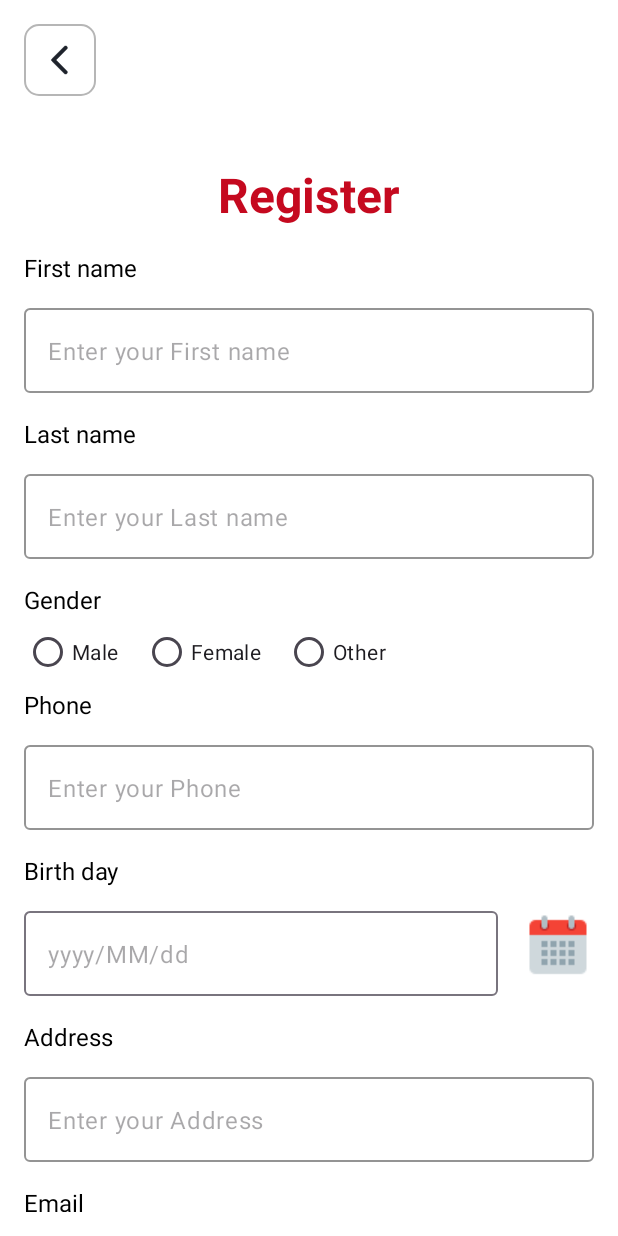
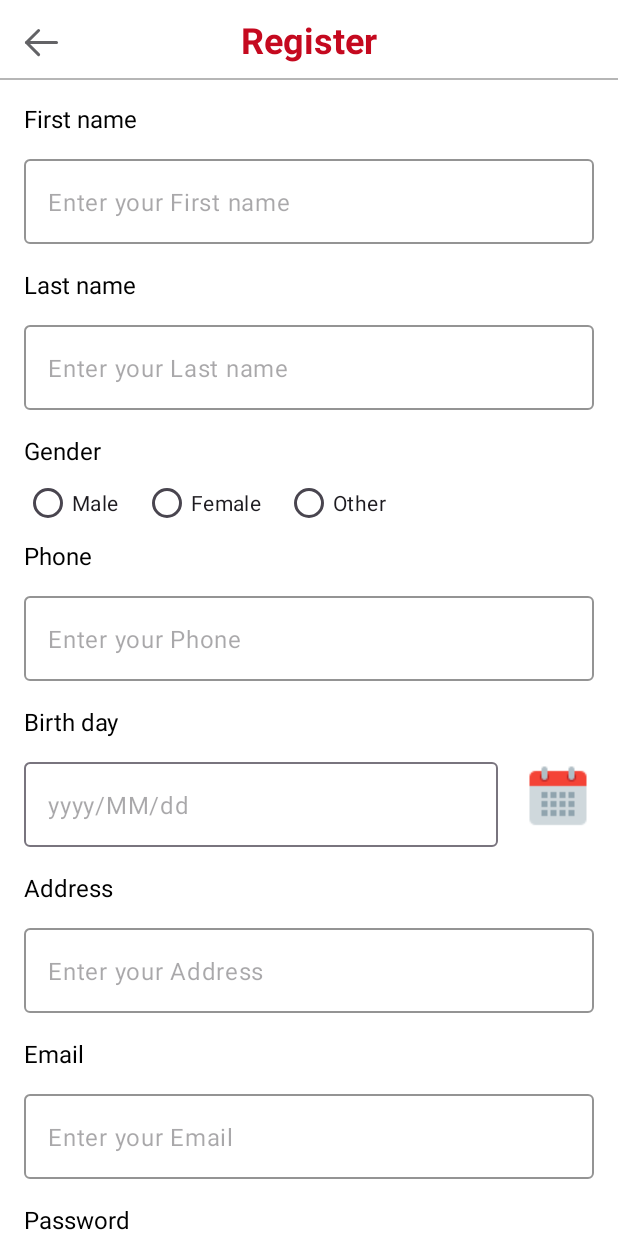
Before and after one commit to longtn2/conjob_android, an Android app: the RegisterFragment screen opened through its navigation route, on a phone screen of 412 x 824 dp. Run offline under Robolectric (Android 15) with nearby library versions, the phone set to English and light mode, and no system bars; 5 statements that could not run were skipped.

Commit message:
CJM-206_Fix_UI

```diff
--- /dev/null
+++ b/app/src/main/res/drawable/ic_left_arrow.xml
@@ -0,0 +1,20 @@
+<vector xmlns:android="http://schemas.android.com/apk/res/android"
+    android:width="@dimen/ic_arrow_back"
+    android:height="@dimen/ic_arrow_back"
+    android:viewportWidth="24"
+    android:viewportHeight="24">
+  <path
+      android:pathData="M4.25,12.274L19.25,12.274"
+      android:strokeLineJoin="round"
+      android:strokeWidth="1.5"
+      android:fillColor="#00000000"
+      android:strokeColor="#636366"
+      android:strokeLineCap="round"/>
+  <path
+      android:pathData="M10.3,18.299L4.25,12.274L10.3,6.25"
+      android:strokeLineJoin="round"
+      android:strokeWidth="1.5"
+      android:fillColor="#00000000"
+      android:strokeColor="#636366"
+      android:strokeLineCap="round"/>
+</vector>
--- a/app/src/main/res/layout/fragment_forgot_password.xml
+++ b/app/src/main/res/layout/fragment_forgot_password.xml
@@ -8,11 +8,11 @@
         android:id="@+id/imgBtnBackArrow"
         android:layout_width="@dimen/button_48dp"
         android:layout_height="@dimen/button_48dp"
-        android:layout_margin="@dimen/margin_16dp"
-        android:background="@drawable/custom_button_border"
+        android:layout_margin="@dimen/margin_4dp"
+        android:background="@null"
         android:contentDescription="@string/description_back_arrow_icon"
         android:padding="@dimen/icon_padding_10dp"
-        android:src="@drawable/ic_back_arrow"
+        android:src="@drawable/ic_left_arrow"
         app:layout_constraintStart_toStartOf="parent"
         app:layout_constraintTop_toTopOf="parent" />
 
@@ -21,7 +21,7 @@
         android:layout_width="wrap_content"
         android:layout_height="wrap_content"
         android:layout_gravity="center"
-        android:layout_marginTop="@dimen/margin_44dp"
+        android:layout_marginTop="@dimen/margin_32dp"
         android:text="@string/forgot_password"
         android:textColor="@color/red700"
         android:textSize="@dimen/fontSize_large"
--- a/app/src/main/res/layout/fragment_login.xml
+++ b/app/src/main/res/layout/fragment_login.xml
@@ -8,11 +8,11 @@
         android:id="@+id/imgBtnBackArrow"
         android:layout_width="@dimen/button_48dp"
         android:layout_height="@dimen/button_48dp"
-        android:layout_margin="@dimen/margin_16dp"
-        android:background="@drawable/custom_button_border"
+        android:layout_margin="@dimen/margin_4dp"
+        android:background="@null"
         android:contentDescription="@string/description_back_arrow_icon"
         android:padding="@dimen/icon_padding_10dp"
-        android:src="@drawable/ic_back_arrow"
+        android:src="@drawable/ic_left_arrow"
         app:layout_constraintStart_toStartOf="parent"
         app:layout_constraintTop_toTopOf="parent" />
 
@@ -21,7 +21,7 @@
         android:layout_width="wrap_content"
         android:layout_height="wrap_content"
         android:layout_gravity="center"
-        android:layout_marginTop="@dimen/margin_44dp"
+        android:layout_marginTop="@dimen/margin_32dp"
         android:text="@string/title_login"
         android:textColor="@color/red700"
         android:textSize="@dimen/fontSize_large"
--- a/app/src/main/res/layout/fragment_register.xml
+++ b/app/src/main/res/layout/fragment_register.xml
@@ -1,24 +1,19 @@
 <?xml version="1.0" encoding="utf-8"?>
-<androidx.core.widget.NestedScrollView xmlns:android="http://schemas.android.com/apk/res/android"
+<androidx.constraintlayout.widget.ConstraintLayout xmlns:android="http://schemas.android.com/apk/res/android"
     xmlns:app="http://schemas.android.com/apk/res-auto"
     xmlns:tools="http://schemas.android.com/tools"
     android:layout_width="match_parent"
     android:layout_height="match_parent"
-    android:padding="@dimen/padding_16dp"
     tools:context=".ui.auth.register.fragment.RegisterFragment">
-
-    <androidx.constraintlayout.widget.ConstraintLayout
-        android:layout_width="match_parent"
-        android:layout_height="match_parent">
 
     <ImageButton
         android:id="@+id/imgBtnBackArrow"
         android:layout_width="@dimen/button_48dp"
         android:layout_height="@dimen/button_48dp"
-            android:background="@drawable/custom_button_border"
+        android:layout_margin="@dimen/margin_4dp"
+        android:background="@null"
         android:contentDescription="@string/description_back_arrow_icon"
-            android:padding="@dimen/icon_padding_10dp"
-            android:src="@drawable/ic_back_arrow"
+        android:src="@drawable/ic_left_arrow"
         app:layout_constraintStart_toStartOf="parent"
         app:layout_constraintTop_toTopOf="parent" />
 
@@ -26,14 +21,34 @@
         android:id="@+id/tvTitle"
         android:layout_width="wrap_content"
         android:layout_height="wrap_content"
-            android:layout_marginTop="@dimen/margin_44dp"
         android:text="@string/title_register"
         android:textColor="@color/red700"
-            android:textSize="@dimen/fontSize_large"
+        android:textSize="@dimen/fontSize_24sp"
         android:textStyle="bold"
         app:layout_constraintEnd_toEndOf="parent"
         app:layout_constraintStart_toStartOf="parent"
-            app:layout_constraintTop_toBottomOf="@id/imgBtnBackArrow" />
+        app:layout_constraintTop_toTopOf="parent"
+        app:layout_constraintBottom_toBottomOf="@id/imgBtnBackArrow"/>
+
+    <View
+        android:layout_width="match_parent"
+        android:layout_height="@dimen/divider_height"
+        android:background="@color/light_gray"
+        app:layout_constraintTop_toBottomOf="@id/imgBtnBackArrow"
+        app:layout_constraintEnd_toEndOf="parent"
+        app:layout_constraintStart_toStartOf="parent" />
+
+    <androidx.core.widget.NestedScrollView
+        android:id="@+id/nestedScrollView2"
+        android:layout_width="match_parent"
+        android:layout_height="@dimen/layout_height_0dp"
+        android:paddingHorizontal="@dimen/padding_16dp"
+        app:layout_constraintBottom_toBottomOf="parent"
+        app:layout_constraintTop_toBottomOf="@id/imgBtnBackArrow">
+
+        <androidx.constraintlayout.widget.ConstraintLayout
+            android:layout_width="match_parent"
+            android:layout_height="@dimen/layout_height_0dp">
 
             <TextView
                 android:id="@+id/tvFirstName"
@@ -44,7 +59,7 @@
                 android:textColor="@color/black"
                 android:textSize="@dimen/fontSize_small"
                 app:layout_constraintStart_toStartOf="parent"
-            app:layout_constraintTop_toBottomOf="@+id/tvTitle" />
+                app:layout_constraintTop_toTopOf="parent" />
 
             <com.google.android.material.textfield.TextInputLayout
                 android:id="@+id/txtInputLayoutFirstName"
@@ -111,10 +126,10 @@
                 android:id="@+id/tvGender"
                 android:layout_width="wrap_content"
                 android:layout_height="wrap_content"
+                android:layout_marginTop="@dimen/margin_16dp"
                 android:text="@string/gender"
                 android:textColor="@color/black"
                 android:textSize="@dimen/fontSize_small"
-            android:layout_marginTop="@dimen/margin_16dp"
                 app:layout_constraintStart_toStartOf="parent"
                 app:layout_constraintTop_toBottomOf="@+id/txtInputLayoutLastName" />
 
@@ -125,6 +140,7 @@
                 android:orientation="horizontal"
                 app:layout_constraintStart_toStartOf="parent"
                 app:layout_constraintTop_toBottomOf="@id/tvGender">
+
                 <RadioButton
                     android:id="@+id/radioBtnMale"
                     android:layout_width="wrap_content"
@@ -135,15 +151,15 @@
                     android:id="@+id/radioBtnFemale"
                     android:layout_width="wrap_content"
                     android:layout_height="wrap_content"
-                android:text="@string/gender_female"
-                android:layout_marginStart="@dimen/margin_16dp" />
+                    android:layout_marginStart="@dimen/margin_16dp"
+                    android:text="@string/gender_female" />
 
                 <RadioButton
                     android:id="@+id/radioBtnOther"
                     android:layout_width="wrap_content"
                     android:layout_height="wrap_content"
-                android:text="@string/gender_other"
-                android:layout_marginStart="@dimen/margin_16dp" />
+                    android:layout_marginStart="@dimen/margin_16dp"
+                    android:text="@string/gender_other" />
             </RadioGroup>
 
 
@@ -323,11 +339,11 @@
                 android:layout_marginTop="@dimen/margin_16dp"
                 app:boxStrokeColor="@color/gray"
                 app:boxStrokeWidthFocused="@dimen/text_input_layout_stroke_focused"
+                app:endIconMode="password_toggle"
+                app:endIconTint="@color/black"
                 app:errorIconDrawable="@null"
                 app:errorTextAppearance="@dimen/edt_error_fontSize"
                 app:hintEnabled="false"
-            app:endIconMode="password_toggle"
-            app:endIconTint="@color/black"
                 app:layout_constraintTop_toBottomOf="@id/tvPassword">
 
                 <com.google.android.material.textfield.TextInputEditText
@@ -355,7 +371,7 @@
                 android:id="@+id/btnContinue"
                 android:layout_width="match_parent"
                 android:layout_height="@dimen/button_48dp"
-            android:layout_marginTop="@dimen/margin_20_dp"
+                android:layout_marginVertical="@dimen/margin_20_dp"
                 android:background="@drawable/custom_button"
                 android:enabled="false"
                 android:text="@string/button_continue"
@@ -366,5 +382,5 @@
                 app:layout_constraintTop_toBottomOf="@id/tvPasswordReq"
                 app:strokeColor="@color/red700" />
         </androidx.constraintlayout.widget.ConstraintLayout>
-
     </androidx.core.widget.NestedScrollView>
+</androidx.constraintlayout.widget.ConstraintLayout>
--- a/app/src/main/res/navigation/onboard_nav_graph.xml
+++ b/app/src/main/res/navigation/onboard_nav_graph.xml
@@ -24,9 +24,7 @@
         tools:layout="@layout/fragment_login">
         <action
             android:id="@+id/action_LoginFragment_to_RegisterFragment"
-            app:destination="@id/RegisterFragment"
-            app:popUpTo="@id/OnBoardingFragment"
-            app:popUpToInclusive="false"/>
+            app:destination="@id/RegisterFragment" />
         <action
             android:id="@+id/action_LoginFragment_to_forgotPasswordFragment"
             app:destination="@id/forgotPasswordFragment" />
--- a/app/src/main/res/values/dimens.xml
+++ b/app/src/main/res/values/dimens.xml
@@ -3,6 +3,7 @@
     <dimen name="margin_20_dp">20dp</dimen>
     <dimen name="margin_10_dp">10dp</dimen>
     <dimen name="size_avatar">100dp</dimen>
+    <dimen name="margin_4dp">4dp</dimen>
     <dimen name="margin_8dp">8dp</dimen>
     <dimen name="margin_12dp">12dp</dimen>
     <dimen name="margin_16dp">16dp</dimen>
@@ -17,6 +18,7 @@
     <dimen name="button_48dp">48dp</dimen>
     <dimen name="fontSize_small">16sp</dimen>
     <dimen name="fontSize_medium">18sp</dimen>
+    <dimen name="fontSize_24sp">24sp</dimen>
     <dimen name="fontSize_large">32sp</dimen>
     <dimen name="edt_error_fontSize">14sp</dimen>
     <dimen name="inset_top">0dp</dimen>
@@ -50,7 +52,7 @@
     <dimen name="ic_logo_width">47dp</dimen>
     <dimen name="ic_logo_height">15dp</dimen>
     <dimen name="ic_close">44dp</dimen>
-    <dimen name="ic_arrow_back">24dp</dimen>
+    <dimen name="ic_arrow_back">32dp</dimen>
     <dimen name="ic_apple_width">22dp</dimen>
     <dimen name="ic_apple_height">26dp</dimen>
     <dimen name="ic_facebook">26dp</dimen>
```
Lines whose indentation alone changed are shown as unchanged.
